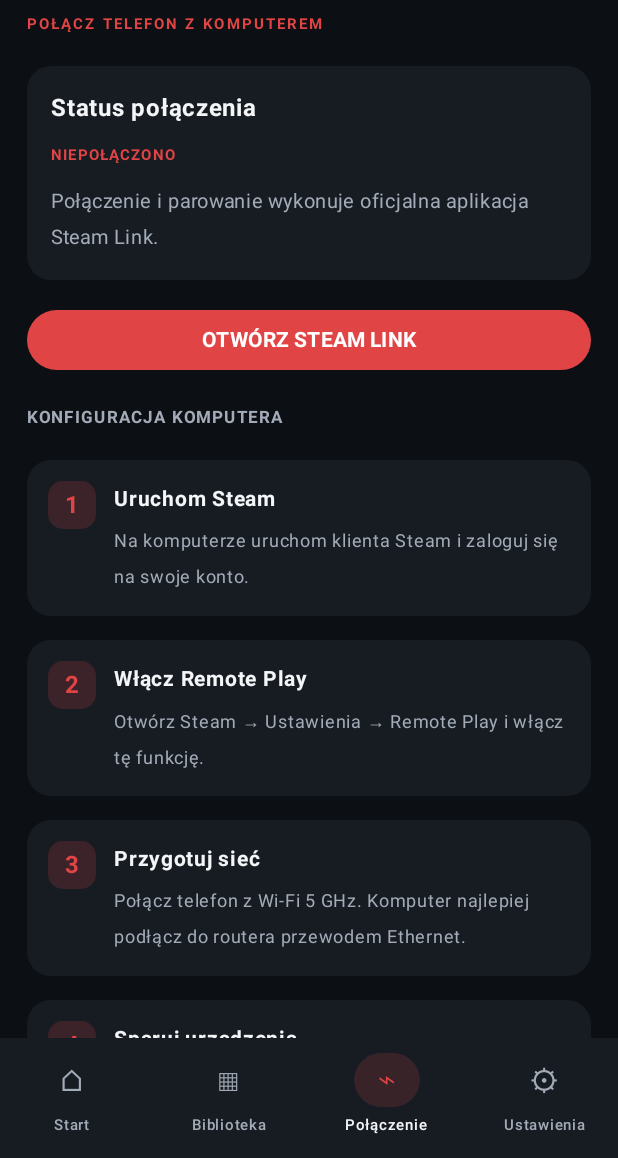
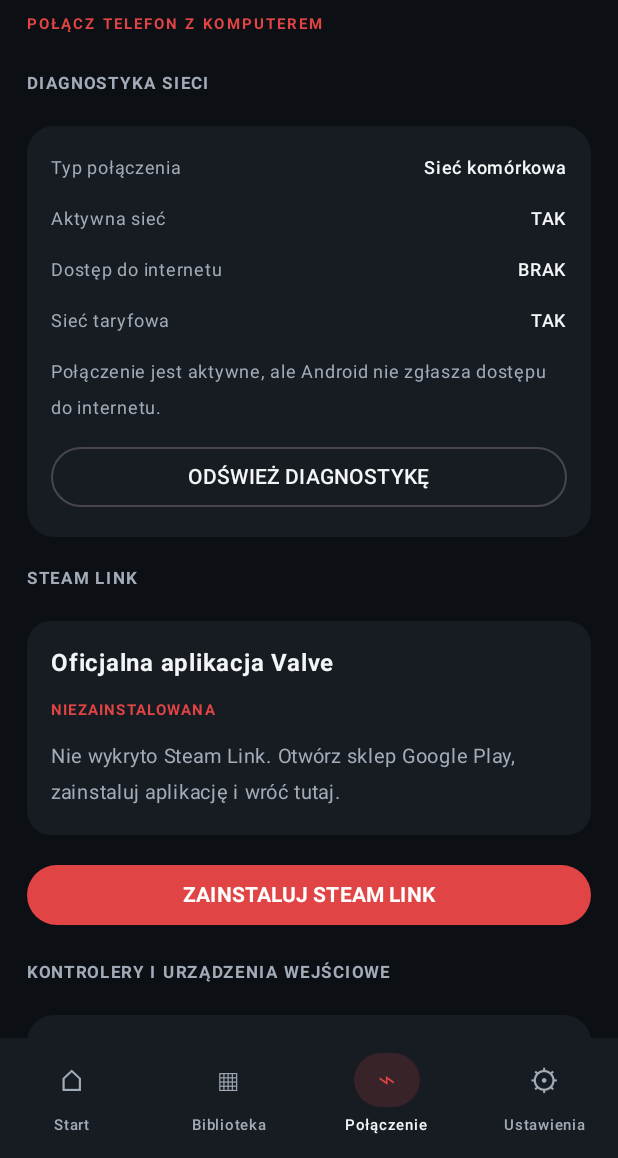
Before and after one commit to erykjuraszczyk-ui/Steamredmagic7-, an Android app built with Jetpack Compose: the screen it shows after launch (MainActivity), item 3 of the bottom bar chosen, on a phone screen of 412 x 824 dp, the part 78-1236 px from its top. Run offline under Robolectric (Android 15) with nearby library versions, the phone set to English and light mode, and no system bars; 1 statement that could not run was skipped.

Commit message:
Add PC Connect Core diagnostics for Steam Droid 0.2.0

```diff
--- a/app/build.gradle.kts
+++ b/app/build.gradle.kts
@@ -12,8 +12,8 @@ android {
         applicationId = "pl.steamdroid.app"
         minSdk = 33
         targetSdk = 35
-        versionCode = 1
-        versionName = "0.1.0"
+        versionCode = 2
+        versionName = "0.2.0"
 
         testInstrumentationRunner = "androidx.test.runner.AndroidJUnitRunner"
     }
--- a/app/src/main/AndroidManifest.xml
+++ b/app/src/main/AndroidManifest.xml
@@ -1,5 +1,5 @@
 <?xml version="1.0" encoding="utf-8"?>
-<manifest xmlns:android="http://schemas.android.com/apk/res/android">
+<manifest xmlns:android="http://schemas.android.com/apk/res/android">\n\n    <uses-permission android:name="android.permission.ACCESS_NETWORK_STATE" />
 
     <queries>
         <package android:name="com.valvesoftware.steamlink" />
--- /dev/null
+++ b/app/src/main/java/pl/steamdroid/app/DeviceDiagnostics.kt
@@ -0,0 +1,120 @@
+package pl.steamdroid.app
+
+import android.content.Context
+import android.net.ConnectivityManager
+import android.net.NetworkCapabilities
+import android.view.InputDevice
+
+data class NetworkDiagnostics(
+    val connected: Boolean,
+    val transportName: String,
+    val hasInternetCapability: Boolean,
+    val internetValidated: Boolean,
+    val isMetered: Boolean?,
+    val note: String
+)
+
+data class ControllerDiagnostics(
+    val name: String,
+    val inputType: String
+)
+
+data class DeviceDiagnostics(
+    val network: NetworkDiagnostics,
+    val steamLinkInstalled: Boolean,
+    val controllers: List<ControllerDiagnostics>
+) {
+    companion object {
+        private const val STEAM_LINK_PACKAGE = "com.valvesoftware.steamlink"
+
+        fun read(context: Context): DeviceDiagnostics {
+            return DeviceDiagnostics(
+                network = readNetwork(context),
+                steamLinkInstalled = context.packageManager
+                    .getLaunchIntentForPackage(STEAM_LINK_PACKAGE) != null,
+                controllers = readControllers()
+            )
+        }
+
+        private fun readNetwork(context: Context): NetworkDiagnostics {
+            val manager = context.getSystemService(Context.CONNECTIVITY_SERVICE) as ConnectivityManager
+            val network = manager.activeNetwork
+            val capabilities = network?.let(manager::getNetworkCapabilities)
+
+            if (network == null || capabilities == null) {
+                return NetworkDiagnostics(
+                    connected = false,
+                    transportName = "Brak aktywnej sieci",
+                    hasInternetCapability = false,
+                    internetValidated = false,
+                    isMetered = null,
+                    note = "Android nie zgłasza obecnie aktywnego połączenia sieciowego."
+                )
+            }
+
+            val transport = when {
+                capabilities.hasTransport(NetworkCapabilities.TRANSPORT_WIFI) -> "Wi-Fi"
+                capabilities.hasTransport(NetworkCapabilities.TRANSPORT_ETHERNET) -> "Ethernet"
+                capabilities.hasTransport(NetworkCapabilities.TRANSPORT_CELLULAR) -> "Sieć komórkowa"
+                capabilities.hasTransport(NetworkCapabilities.TRANSPORT_BLUETOOTH) -> "Bluetooth"
+                capabilities.hasTransport(NetworkCapabilities.TRANSPORT_VPN) -> "VPN"
+                else -> "Inne połączenie"
+            }
+
+            val hasInternet = capabilities.hasCapability(
+                NetworkCapabilities.NET_CAPABILITY_INTERNET
+            )
+            val validated = capabilities.hasCapability(
+                NetworkCapabilities.NET_CAPABILITY_VALIDATED
+            )
+            val metered = !capabilities.hasCapability(
+                NetworkCapabilities.NET_CAPABILITY_NOT_METERED
+            )
+
+            val note = when {
+                validated -> "Połączenie ma zweryfikowany dostęp do internetu."
+                hasInternet -> "Sieć deklaruje dostęp do internetu, ale Android nie potwierdził łączności."
+                else -> "Połączenie jest aktywne, ale Android nie zgłasza dostępu do internetu."
+            }
+
+            return NetworkDiagnostics(
+                connected = true,
+                transportName = transport,
+                hasInternetCapability = hasInternet,
+                internetValidated = validated,
+                isMetered = metered,
+                note = note
+            )
+        }
+
+        private fun readControllers(): List<ControllerDiagnostics> {
+            return InputDevice.getDeviceIds()
+                .mapNotNull(InputDevice::getDevice)
+                .filterNot { it.isVirtual }
+                .mapNotNull { device ->
+                    val hasGamepad = device.sources and InputDevice.SOURCE_GAMEPAD ==
+                        InputDevice.SOURCE_GAMEPAD
+                    val hasJoystick = device.sources and InputDevice.SOURCE_JOYSTICK ==
+                        InputDevice.SOURCE_JOYSTICK
+                    val hasDpad = device.sources and InputDevice.SOURCE_DPAD ==
+                        InputDevice.SOURCE_DPAD
+
+                    if (!hasGamepad && !hasJoystick && !hasDpad) {
+                        null
+                    } else {
+                        val type = when {
+                            hasGamepad && hasJoystick -> "Gamepad + joystick"
+                            hasGamepad -> "Gamepad"
+                            hasJoystick -> "Joystick"
+                            else -> "D-pad"
+                        }
+                        ControllerDiagnostics(
+                            name = device.name.ifBlank { "Urządzenie wejściowe" },
+                            inputType = type
+                        )
+                    }
+                }
+                .distinctBy { it.name to it.inputType }
+        }
+    }
+}
--- a/app/src/main/java/pl/steamdroid/app/MainActivity.kt
+++ b/app/src/main/java/pl/steamdroid/app/MainActivity.kt
@@ -269,26 +269,107 @@ private fun LibraryScreen(padding: PaddingValues) {
 @Composable
 private fun ConnectScreen(padding: PaddingValues) {
     val context = LocalContext.current
+    var diagnostics by remember { mutableStateOf(DeviceDiagnostics.read(context)) }
+
     ScreenColumn(padding) {
         BrandHeader("Połącz telefon z komputerem")
+
+        SectionTitle("DIAGNOSTYKA SIECI")
+        Card(
+            colors = CardDefaults.cardColors(containerColor = SteamSurface),
+            shape = RoundedCornerShape(18.dp)
+        ) {
+            Column(
+                modifier = Modifier.fillMaxWidth().padding(16.dp),
+                verticalArrangement = Arrangement.spacedBy(10.dp)
+            ) {
+                InfoLine("Typ połączenia", diagnostics.network.transportName)
+                InfoLine("Aktywna sieć", if (diagnostics.network.connected) "TAK" else "NIE")
+                InfoLine("Dostęp do internetu", when {
+                    diagnostics.network.internetValidated -> "POTWIERDZONY"
+                    diagnostics.network.hasInternetCapability -> "NIEPOTWIERDZONY"
+                    else -> "BRAK"
+                })
+                InfoLine(
+                    "Sieć taryfowa",
+                    diagnostics.network.isMetered?.let { if (it) "TAK" else "NIE" } ?: "NIEZNANA"
+                )
+                Text(
+                    diagnostics.network.note,
+                    color = SteamMuted,
+                    fontSize = 12.sp
+                )
+                OutlinedButton(
+                    onClick = { diagnostics = DeviceDiagnostics.read(context) },
+                    modifier = Modifier.fillMaxWidth()
+                ) {
+                    Text("ODŚWIEŻ DIAGNOSTYKĘ", color = SteamText)
+                }
+            }
+        }
+
+        SectionTitle("STEAM LINK")
         StatusCard(
-            title = "Status połączenia",
-            status = "NIEPOŁĄCZONO",
-            description = "Połączenie i parowanie wykonuje oficjalna aplikacja Steam Link."
+            title = "Oficjalna aplikacja Valve",
+            status = if (diagnostics.steamLinkInstalled) "ZAINSTALOWANA" else "NIEZAINSTALOWANA",
+            description = if (diagnostics.steamLinkInstalled) {
+                "Steam Link został wykryty na tym urządzeniu. Uruchom go, aby sparować telefon z komputerem."
+            } else {
+                "Nie wykryto Steam Link. Otwórz sklep Google Play, zainstaluj aplikację i wróć tutaj."
+            }
         )
         Button(
             onClick = { openSteamLink(context) },
             modifier = Modifier.fillMaxWidth(),
             colors = ButtonDefaults.buttonColors(containerColor = SteamRed)
         ) {
-            Text("OTWÓRZ STEAM LINK", fontWeight = FontWeight.Bold)
+            Text(
+                if (diagnostics.steamLinkInstalled) "URUCHOM STEAM LINK" else "ZAINSTALUJ STEAM LINK",
+                fontWeight = FontWeight.Bold
+            )
         }
+
+        SectionTitle("KONTROLERY I URZĄDZENIA WEJŚCIOWE")
+        Card(
+            colors = CardDefaults.cardColors(containerColor = SteamSurface),
+            shape = RoundedCornerShape(18.dp)
+        ) {
+            Column(
+                modifier = Modifier.fillMaxWidth().padding(16.dp),
+                verticalArrangement = Arrangement.spacedBy(8.dp)
+            ) {
+                InfoLine("Wykryte kontrolery", diagnostics.controllers.size.toString())
+                if (diagnostics.controllers.isEmpty()) {
+                    Text(
+                        "Nie wykryto kontrolera gamepad/joystick. Sparuj kontroler Bluetooth lub podłącz go przez USB-C, a następnie odśwież diagnostykę.",
+                        color = SteamMuted,
+                        fontSize = 12.sp
+                    )
+                } else {
+                    diagnostics.controllers.forEachIndexed { index, controller ->
+                        Text(
+                            "${index + 1}. ${controller.name} — ${controller.inputType}",
+                            color = SteamText,
+                            fontSize = 13.sp
+                        )
+                    }
+                }
+                OutlinedButton(
+                    onClick = { openBluetoothSettings(context) },
+                    modifier = Modifier.fillMaxWidth()
+                ) {
+                    Text("USTAWIENIA BLUETOOTH", color = SteamText)
+                }
+            }
+        }
+
         SectionTitle("KONFIGURACJA KOMPUTERA")
         StepCard("1", "Uruchom Steam", "Na komputerze uruchom klienta Steam i zaloguj się na swoje konto.")
         StepCard("2", "Włącz Remote Play", "Otwórz Steam → Ustawienia → Remote Play i włącz tę funkcję.")
         StepCard("3", "Przygotuj sieć", "Połącz telefon z Wi-Fi 5 GHz. Komputer najlepiej podłącz do routera przewodem Ethernet.")
         StepCard("4", "Sparuj urządzenia", "W Steam Link wybierz komputer. Potwierdź kod PIN wyświetlony na ekranie.")
         StepCard("5", "Uruchom grę", "Wybierz grę z biblioteki Steam na komputerze i rozpocznij strumieniowanie.")
+
         OutlinedButton(
             onClick = { openWebPage(context, STEAM_LINK_HELP) },
             modifier = Modifier.fillMaxWidth()
@@ -296,7 +377,7 @@ private fun ConnectScreen(padding: PaddingValues) {
             Text("OFICJALNA POMOC STEAM LINK", color = SteamText)
         }
         Text(
-            "Uwaga: gra działa na komputerze. Telefon odbiera obraz i wysyła sterowanie — nie pobiera w ten sposób plików gry na Androida.",
+            "Diagnostyka sprawdza połączenie sieciowe telefonu i rozpoznane urządzenia wejściowe. Nie skanuje sieci lokalnej ani nie potwierdza, że komputer Steam jest osiągalny — parowanie wykonuje Steam Link.",
             color = SteamMuted,
             fontSize = 12.sp
         )
@@ -310,10 +391,10 @@ private fun SettingsScreen(padding: PaddingValues) {
         BrandHeader("Konfiguracja aplikacji")
         SectionTitle("INFORMACJE")
         StatusCard("Nazwa", "STEAM DROID", "Fanowski launcher dla urządzeń Android 13+.")
-        StatusCard("Wersja", "0.1.0 FOUNDATION", "Pierwsza wersja bazowa. Funkcje konta Steam i lokalnego uruchamiania są poza zakresem tego wydania.")
+        StatusCard("Wersja", "0.2.0 PC CONNECT CORE", "Diagnostyka sieci, kontrolerów i dostępności Steam Link. Biblioteka Steam i lokalne uruchamianie pozostają w przygotowaniu.")
         SectionTitle("PRYWATNOŚĆ I BEZPIECZEŃSTWO")
         StatusCard("Dane logowania", "NIE SĄ WYMAGANE", "Steam Droid nie prosi o hasło Steam i nie przechwytuje danych logowania.")
-        StatusCard("Połączenie", "OFICJALNY STEAM LINK", "Parowanie z komputerem i streaming odbywają się w aplikacji Valve.")
+        StatusCard("Połączenie", "STEAM LINK + DIAGNOSTYKA", "Steam Link odpowiada za parowanie i streaming. Steam Droid pokazuje stan sieci telefonu i wykryte kontrolery.")
         OutlinedButton(
             onClick = { openWebPage(context, STEAM_REMOTE_PLAY) },
             modifier = Modifier.fillMaxWidth()
```
Also changed, not shown: 4 other files.
